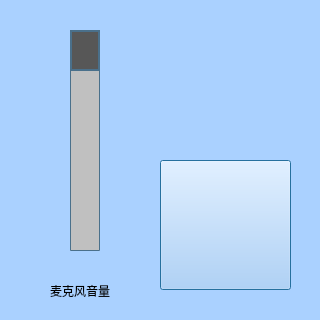
The window that dialog.ui (oxiaom/arm_sine) describes before a commit, drawn with Qt 5.
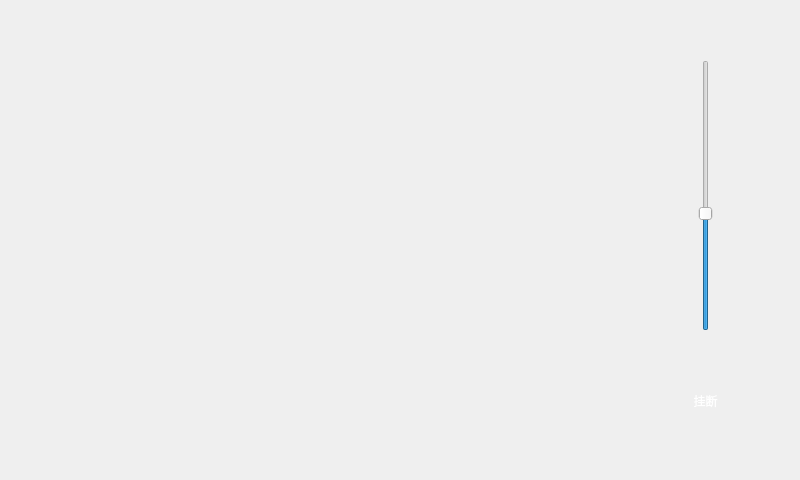
The same window after the commit. Icons and pictures are not drawn.

The edit to the form file:
```diff
--- a/dialog.ui
+++ b/dialog.ui
@@ -6,100 +6,94 @@
    <rect>
     <x>0</x>
     <y>0</y>
-    <width>320</width>
-    <height>320</height>
+    <width>800</width>
+    <height>480</height>
    </rect>
   </property>
   <property name="windowTitle">
    <string>Dialog</string>
   </property>
   <property name="styleSheet">
-   <string notr="true"> 
-background-color: rgb(170, 209, 255);</string>
+   <string notr="true"> border-image: url(:/HJB2.png);</string>
   </property>
   <widget class="QPushButton" name="pushButton">
    <property name="geometry">
     <rect>
-     <x>160</x>
-     <y>160</y>
-     <width>131</width>
-     <height>130</height>
+     <x>630</x>
+     <y>340</y>
+     <width>151</width>
+     <height>121</height>
     </rect>
    </property>
    <property name="styleSheet">
-    <string notr="true">QPushButton{border-image: url(:/gd2.png);} 
-QPushButton:hover{border-image: url(:/gd3.png);}  
-QPushButton:pressed{border-image: url(:/gd3.png);}</string>
+    <string notr="true">QPushButton{color: rgb(255, 255, 255);font: 90 30pt &quot;Aharoni&quot;;  border-radius:10px;}
+QPushButton{border-image: url(://KR.png);  border-radius:10px;}
+QPushButton:hover{border-image: url(:/K6.png);  border-radius:10px;}  
+QPushButton:pressed{border-image: url(:/K6.png);  border-radius:10px;}</string>
    </property>
    <property name="text">
-    <string/>
+    <string>挂断</string>
    </property>
   </widget>
   <widget class="QSlider" name="verticalSlider">
    <property name="geometry">
     <rect>
-     <x>40</x>
-     <y>30</y>
-     <width>91</width>
-     <height>221</height>
+     <x>640</x>
+     <y>60</y>
+     <width>131</width>
+     <height>271</height>
     </rect>
    </property>
    <property name="styleSheet">
     <string notr="true">QSlider::groove:vertical {  
-border: 1px solid #4A708B;  
-background: #C0C0C0;  
+border-image: url(:/B12.png);
+border: 2px solid #aaaaaa;  
+background: #aaaaaa00;  
 width: 30px;  
-border-radius: 1px;  
+border-radius: 15px;  
 padding-left:-1px;  
 padding-right:-1px;  
 padding-top:-1px;  
 padding-bottom:-1px;  
 }  
-  
+QSlider{   
+ 
+	border-image: url(:/B12.png);
+}  
+ 
 QSlider::sub-page:vertical {  
-background: #575757;  
-border: 2px solid #4A708B;  
-border-radius:0px;  
+background: #666666;  
+border-image: url(:/B12.png);
+
+border:2px solid #000000;  
+border-radius:16px;  
 }  
 QSlider::add-page:vertical {  
-background: qlineargradient(x1:0, y1:0, x2:0, y2:1,   
-    stop:0 #c4c4c4, stop:1 #B1B1B1);  
-background: qlineargradient(x1: 0, y1: 0.2, x2: 1, y2: 1,  
-    stop: 0 #5DCCFF, stop: 1 #1874CD);  
-border: 0px solid #777;  
-width: 20px;  
-border-radius: 2px;  
-}  
+background: #3da1e5; 
+border:2px solid #000000050;  
+border-radius:16px;  
+width:32px;  
+border-image: url(:/B12.png);
+ }  
 QSlider::handle:vertical   
-{  
-    background: qradialgradient(spread:pad, cx:0.5, cy:0.5, radius:0.5, fx:0.5, fy:0.5, stop:0.6 #45ADED,   
-				stop:0.778409 rgba(255, 255, 255, 255));  
+{
+border-image: url(:/B12.png);  
+    background: qradialgradient(spread:pad, cx:0.5, cy:0.5, radius:0.13, fx:0.5, fy:0.5, stop:0.6 #999999, stop:0.9 rgba(60, 60, 60, 255));  
   
-    height: 80px;  
+    height: 76px;
+    border:2px solid #000000;
     margin-left: -25px;  
     margin-right: -25px;  
-    border-radius: 40px;  
+    border-radius:40px;  
 }  
   
-QSlider::sub-page:vertical:disabled {  
-background: #00009C;  
-border-color: #999;  
-}  
-QSlider::add-page:vertical:disabled {  
-background: #eee;  
-border-color: #999;  
-}  
-QSlider::handle:vertical:disabled {  
-background: #eee;  
-border: 1px solid #aaa;  
-border-radius: 4px;  
-}  </string>
+</string>
    </property>
    <property name="maximum">
     <number>7</number>
    </property>
    <property name="value">
-    <number>7</number>
+    <number>3</number>
    </property>
    <property name="orientation">
     <enum>Qt::Vertical</enum>
@@ -108,30 +102,15 @@
   <widget class="QLabel" name="label_2">
    <property name="geometry">
     <rect>
-     <x>50</x>
-     <y>280</y>
-     <width>81</width>
-     <height>21</height>
-    </rect>
-   </property>
-   <property name="styleSheet">
-    <string notr="true">font: 75 12pt &quot;Aharoni&quot;;
-color: rgb(0, 0, 0);</string>
-   </property>
-   <property name="text">
-    <string>麦克风音量</string>
-   </property>
-  </widget>
-  <widget class="QWidget" name="verticalLayoutWidget">
-   <property name="geometry">
-    <rect>
-     <x>160</x>
+     <x>148</x>
      <y>80</y>
-     <width>131</width>
-     <height>41</height>
+     <width>320</width>
+     <height>320</height>
     </rect>
    </property>
-   <layout class="QVBoxLayout" name="verticalLayout"/>
+   <property name="text">
+    <string/>
+   </property>
   </widget>
  </widget>
  <resources/>
```
Left out of the diff: 2 changed lines with no effect on the pictures.
